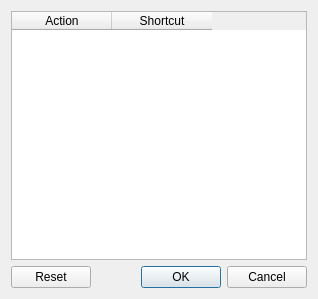
Above: qmmp/src/plugins/General/hotkey/hotkeysettingsdialog.ui from prinsbert/qmmp-dev before the change. Below: the same form after it.
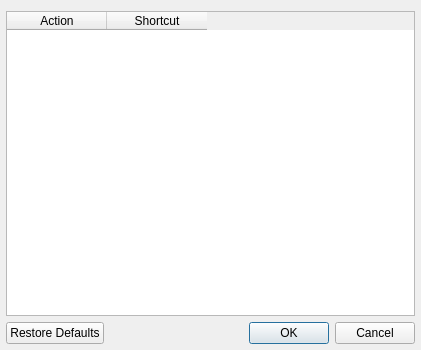
That is the form after the change.

Commit message: hotkey: using QDialogButtonBox::RestoreDefaults

Diff of the .ui file:
```diff
--- a/qmmp/src/plugins/General/hotkey/hotkeysettingsdialog.ui
+++ b/qmmp/src/plugins/General/hotkey/hotkeysettingsdialog.ui
@@ -6,15 +6,24 @@
    <rect>
     <x>0</x>
     <y>0</y>
-    <width>318</width>
-    <height>299</height>
+    <width>421</width>
+    <height>350</height>
    </rect>
   </property>
   <property name="windowTitle">
    <string>Global Hotkey Plugin Settings</string>
   </property>
-  <layout class="QGridLayout" name="gridLayout">
-   <item row="0" column="0" colspan="3">
+  <layout class="QVBoxLayout" name="verticalLayout">
+   <property name="leftMargin">
+    <number>6</number>
+   </property>
+   <property name="rightMargin">
+    <number>6</number>
+   </property>
+   <property name="bottomMargin">
+    <number>6</number>
+   </property>
+   <item>
     <widget class="QTableWidget" name="tableWidget">
      <property name="editTriggers">
       <set>QAbstractItemView::NoEditTriggers</set>
@@ -49,30 +58,10 @@
      </column>
     </widget>
    </item>
-   <item row="1" column="0">
-    <widget class="QPushButton" name="resetButton">
-     <property name="text">
-      <string>Reset</string>
-     </property>
-    </widget>
-   </item>
-   <item row="1" column="1">
-    <spacer name="horizontalSpacer">
-     <property name="orientation">
-      <enum>Qt::Horizontal</enum>
-     </property>
-     <property name="sizeHint" stdset="0">
-      <size>
-       <width>258</width>
-       <height>20</height>
-      </size>
-     </property>
-    </spacer>
-   </item>
-   <item row="1" column="2">
+   <item>
     <widget class="QDialogButtonBox" name="buttonBox">
      <property name="standardButtons">
-      <set>QDialogButtonBox::Cancel|QDialogButtonBox::Ok</set>
+      <set>QDialogButtonBox::Cancel|QDialogButtonBox::Ok|QDialogButtonBox::RestoreDefaults</set>
      </property>
     </widget>
    </item>
```
The commit also changes 2 other files.
